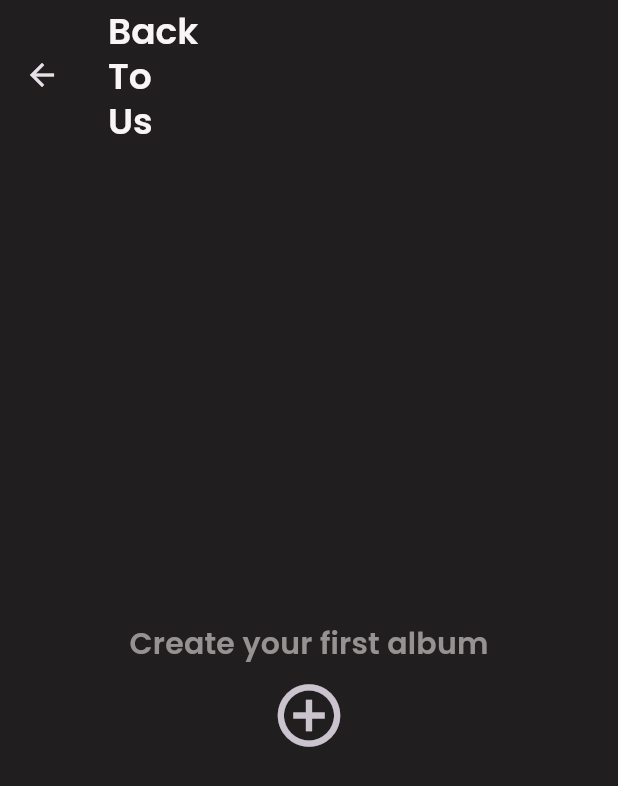
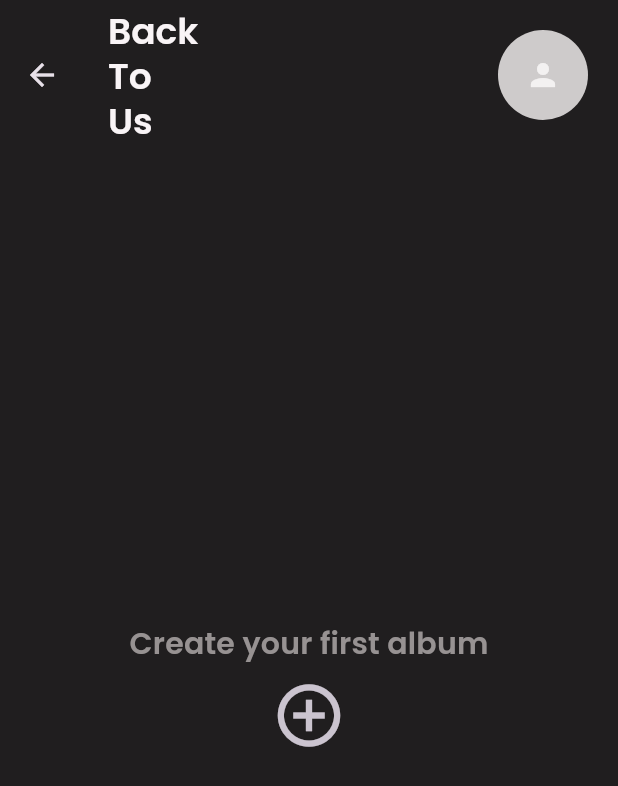
Before and after one commit to censop/back_to_us, a Flutter app: the HomeScreen screen opened by its route, on a phone screen of 412 x 824 dp. Shown: the top 786 px of the screen. Run offline on Flutter 3.47's test engine with Material 3 defaults, Android fonts, the phone set to English and light mode, and no system bars; our stand-ins replace cloud_firestore, firebase_auth, firebase_core, image_picker, shared_preferences; accounts and stored records are empty.

```diff
--- a/lib/main.dart
+++ b/lib/main.dart
@@ -1,7 +1,8 @@
 
 import 'package:back_to_us/Screens/NavigationBar/navigation_bar_screen.dart';
 import 'package:back_to_us/Screens/NavigationBar/settings_screen.dart';
-import 'package:back_to_us/Screens/Settings/profile_screen.dart';
+import 'package:back_to_us/Screens/Settings/profile_settings_screen.dart';
+import 'package:back_to_us/Screens/profile_screen.dart';
 import 'package:back_to_us/Widgets/app_theme.dart';
 import 'package:back_to_us/Screens/Authentication/forgot_password.dart';
 import 'package:back_to_us/firebase_options.dart';
@@ -63,8 +64,9 @@ class MyApp extends StatelessWidget {
             Routes.logIn : (context) => LogInScreen(),
             Routes.forgotPassword : (context) => ForgotPassword(),
             Routes.navigationBar : (context) => NavigationBarScreen(),
-            Routes.profileSettings : (context) => ProfileScreen(),
+            Routes.profileSettings : (context) => ProfileSettingsScreen(),
             Routes.settings : (context) => SettingsScreen(),
+            Routes.profile : (context) => ProfileScreen(),
           },
 
           theme: darkModeNotifier.value ? AppTheme.darkTheme : AppTheme.lightTheme,
--- a/lib/routes.dart
+++ b/lib/routes.dart
@@ -7,5 +7,6 @@ class Routes {
   static String navigationBar = "/navigationBar";
   static String profileSettings = "/profileSettings";
   static String settings = "/settings";
+  static String profile = "/profile";
 
 }
--- a/lib/screens/NavigationBar/home_screen.dart
+++ b/lib/screens/NavigationBar/home_screen.dart
@@ -1,7 +1,7 @@
 
 import 'package:back_to_us/Services/firebase_service.dart';
+import 'package:back_to_us/Widgets/custom_profile_picture_displayer.dart';
 import 'package:back_to_us/routes.dart';
-import 'package:firebase_auth/firebase_auth.dart';
 import 'package:flutter/material.dart';
 
 class HomeScreen extends StatefulWidget {
@@ -25,6 +25,17 @@ class _HomeScreenState extends State<HomeScreen> {
           "Back\nTo\nUs",
         ),
         backgroundColor: Theme.of(context).colorScheme.surface,
+        actions: [
+          CustomProfilePictureDisplayer(
+            radius: 30,
+            onPressed: () {
+              Navigator.of(context).pushNamed(
+                Routes.profile,
+              );
+            },
+          ),
+          SizedBox(width: 20,)
+        ],
       ),
 
       body: Padding(
--- a/lib/screens/NavigationBar/settings_screen.dart
+++ b/lib/screens/NavigationBar/settings_screen.dart
@@ -47,7 +47,6 @@ class _SettingsScreenState extends State<SettingsScreen> {
               child: Row(
                 children: [
                   CustomProfilePictureDisplayer(
-                    imageUrl: FirebaseService.currentUser?.profilePic,
                     radius: 50,
                   ),
                   SizedBox(width: 15,),
--- a/lib/widgets/app_theme.dart
+++ b/lib/widgets/app_theme.dart
@@ -8,10 +8,10 @@ class AppTheme {
   colorScheme: ColorScheme.fromSeed(
     seedColor: const Color.fromARGB(255, 130, 14, 42),
   ).copyWith(
-    surface: Colors.white,//const Color.fromARGB(255, 225, 225, 225),
+    surface: const Color.fromARGB(255, 241, 241, 241),
     primary: const Color.fromARGB(255, 130, 14, 42),
   ),
-  scaffoldBackgroundColor: Colors.white,
+  scaffoldBackgroundColor: const Color.fromARGB(255, 241, 241, 241),
   brightness: Brightness.light,
   textTheme: TextTheme(
     displayLarge: TextStyle(
--- a/lib/widgets/custom_profile_picture_displayer.dart
+++ b/lib/widgets/custom_profile_picture_displayer.dart
@@ -5,11 +5,9 @@ class CustomProfilePictureDisplayer extends StatefulWidget {
   const CustomProfilePictureDisplayer({
     super.key,
     required this.radius,
-    this.imageUrl,
     this.onPressed,
   });
 
-  final String? imageUrl;
   final void Function()? onPressed;
   final double radius;
 
@@ -18,15 +16,18 @@ class CustomProfilePictureDisplayer extends StatefulWidget {
 }
 
 class _CustomProfilePictureDisplayerState extends State<CustomProfilePictureDisplayer> {
+
+  String? imageUrl = FirebaseService.currentUser?.profilePic;
+
   @override
   Widget build(BuildContext context) {
     return InkWell(
       onTap: widget.onPressed,
       child: CircleAvatar(
         backgroundColor: const Color.fromARGB(255, 206, 203, 203),
-        backgroundImage: widget.imageUrl == null ? null : NetworkImage(widget.imageUrl!),
+        backgroundImage: imageUrl == null ? null : NetworkImage(imageUrl!),
         radius: widget.radius,
-        child: widget.imageUrl == null
+        child: imageUrl == null
         ? (
             FirebaseService.currentUser != null
             ? Text(
```
Also changed, not shown: lib/screens/Settings/profile_settings_screen.dart (renamed from lib/screens/Settings/profile_screen.dart, +5 -6 lines), lib/screens/profile_screen.dart (added, +28 -0 lines), lib/widgets/custom_settings_tiles.dart (+6 -1 lines).
